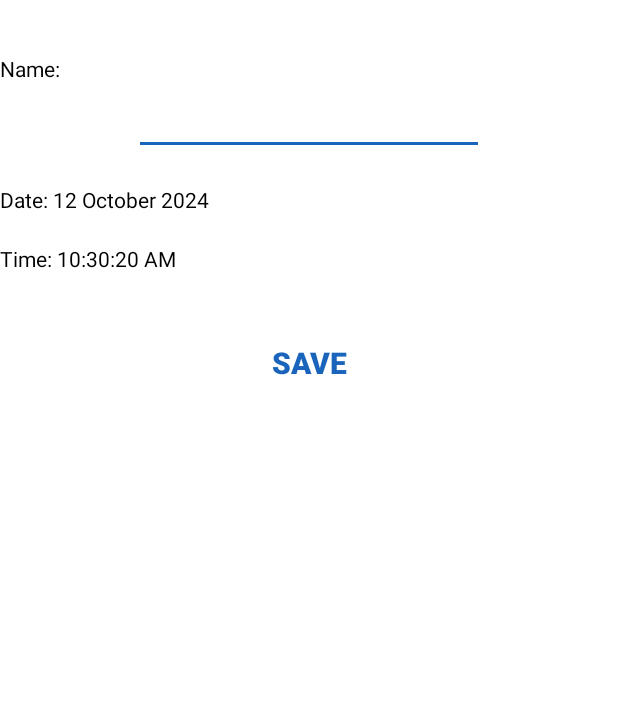
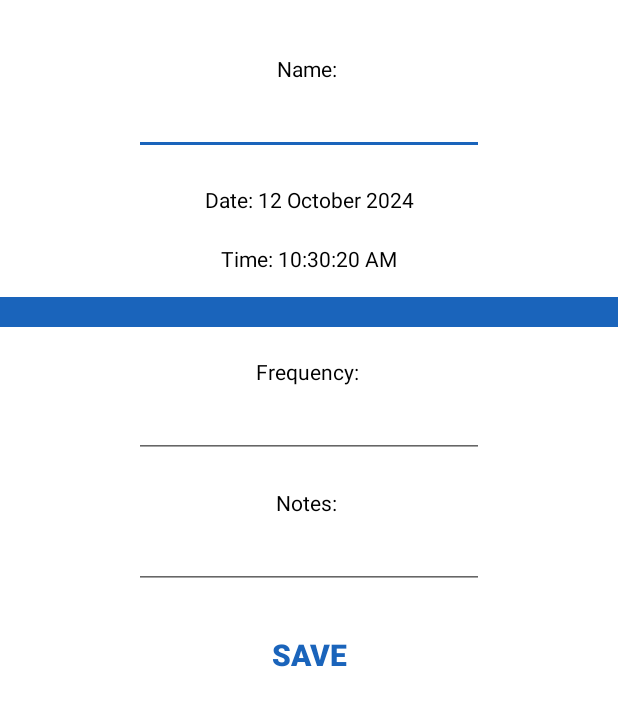
Before and after one commit to wangQuinn/MedicineApp, an Android app: the EventEditActivity screen opened directly, with no data from a screen before it, on a phone screen of 412 x 824 dp, the part 180-906 px from its top. Run offline under Robolectric (Android 15) with nearby library versions, the phone set to English and light mode, and no system bars.

```diff
--- a/app/src/main/java/com/example/booklibraryapp/CalendarActivity.java
+++ b/app/src/main/java/com/example/booklibraryapp/CalendarActivity.java
@@ -24,7 +24,7 @@ import java.util.ArrayList;
 CalendarActivity, to control everything to do with CalendarView.
 
  */
-public class CalendarActivity extends AppCompatActivity implements CalendarAdapter.OnItemListener {
+public class CalendarActivity extends AppCompatActivity implements OnItemListener {
 
     private TextView monthYearText;
     private RecyclerView calendarRecyclerView;
--- a/app/src/main/java/com/example/booklibraryapp/WeekViewActivity.java
+++ b/app/src/main/java/com/example/booklibraryapp/WeekViewActivity.java
@@ -22,7 +22,7 @@ import com.example.booklibraryapp.calendar.EventEditActivity;
 import java.time.LocalDate;
 import java.util.ArrayList;
 
-public class WeekViewActivity extends AppCompatActivity implements CalendarAdapter.OnItemListener{
+public class WeekViewActivity extends AppCompatActivity implements OnItemListener{
     private TextView monthYearText;
     private RecyclerView calendarRecyclerView;
     private ListView eventListView;
--- a/app/src/main/java/com/example/booklibraryapp/calendar/CalendarAdapter.java
+++ b/app/src/main/java/com/example/booklibraryapp/calendar/CalendarAdapter.java
@@ -8,6 +8,7 @@ import android.view.ViewGroup;
 import androidx.annotation.NonNull;
 import androidx.recyclerview.widget.RecyclerView;
 
+import com.example.booklibraryapp.OnItemListener;
 import com.example.booklibraryapp.R;
 
 import java.time.LocalDate;
@@ -57,9 +58,6 @@ public class CalendarAdapter extends RecyclerView.Adapter<CalendarViewHolder> {
         return days.size();
     }
 
-    public interface OnItemListener
-    {
-        void onItemClick(int position, LocalDate date);
-    }
+
 
 }
--- a/app/src/main/java/com/example/booklibraryapp/calendar/EventEditActivity.java
+++ b/app/src/main/java/com/example/booklibraryapp/calendar/EventEditActivity.java
@@ -69,23 +69,23 @@ public class EventEditActivity extends AppCompatActivity {
     private void showEventUI(String eventType) {
         eventTypeSpecificLayout.removeAllViews(); // Clear previous UI
 
+        int layoutResId = R.layout.layout_medicine_event;
+
         // Show specific UI based on selected event type
         if ("MedicineEvent".equals(eventType)) {
-            // Inflate and add the specific layout for Medicine Event
-            View medicineView = getLayoutInflater().inflate(R.layout.layout_medicine_event, null);
-            eventTypeSpecificLayout.addView(medicineView);
+            layoutResId = MedicineEvent.getEventLayout();
         } else if ("RefillEvent".equals(eventType)) {
-            // Inflate and add the specific layout for Refill Event
-            View refillView = getLayoutInflater().inflate(R.layout.layout_refill_event, null);
-            eventTypeSpecificLayout.addView(refillView);
+            layoutResId = RefillEvent.getEventLayout();
         } else if ("AppointmentEvent".equals(eventType)) {
-            // Inflate and add the specific layout for Appointment Event
-            View appointmentView = getLayoutInflater().inflate(R.layout.layout_appointment_event, null);
-            eventTypeSpecificLayout.addView(appointmentView);
+            layoutResId = AppointmentEvent.getEventLayout();
 
 
 
         }
+
+
+        View eventView = getLayoutInflater().inflate(layoutResId, null);
+        eventTypeSpecificLayout.addView(eventView);
     }
 
     public void saveEventAction(View view) {
@@ -94,13 +94,18 @@ public class EventEditActivity extends AppCompatActivity {
         // Depending on the selected event type, instantiate the appropriate event class
         Event newEvent;
         if ("MedicineEvent".equals(selectedEventType)) {
-            newEvent = new MedicineEvent(eventName, CalendarUtils.selectedDate, time);
+            String frequency = findViewById(R.id.frequencyEdit).toString();
+            String notes = findViewById(R.id.medicineNotesEdit).toString();
+            newEvent = new MedicineEvent(eventName, CalendarUtils.selectedDate, time, frequency, notes);
         } else if ("RefillEvent".equals(selectedEventType)) {
-            newEvent = new RefillEvent(eventName, CalendarUtils.selectedDate, time);
+            String location = findViewById(R.id.locationRefillEdit).toString();
+            String insurance = findViewById(R.id.insuranceEdit).toString();
+            newEvent = new RefillEvent(eventName, CalendarUtils.selectedDate, time, location, insurance);
         } else { // AppointmentEvent
             String location = findViewById(R.id.locationEdit).toString();
+            String doctor = findViewById(R.id.doctorEdit).toString();
 
-            newEvent = new AppointmentEvent(eventName, CalendarUtils.selectedDate, time, location);
+            newEvent = new AppointmentEvent(eventName, CalendarUtils.selectedDate, time, doctor, location);
         }
 
         Event.eventsList.add(newEvent);  //
--- a/app/src/main/java/com/example/booklibraryapp/calendar/events/MedicineEvent.java
+++ b/app/src/main/java/com/example/booklibraryapp/calendar/events/MedicineEvent.java
@@ -1,5 +1,6 @@
 package com.example.booklibraryapp.calendar.events;
 
+import com.example.booklibraryapp.R;
 import com.example.booklibraryapp.calendar.Event;
 
 import java.time.LocalDate;
@@ -8,13 +9,18 @@ import java.time.LocalTime;
 public class MedicineEvent extends Event {
 
 
+    private String frequency;
+    private String notes;
 
-
-    public MedicineEvent(String name, LocalDate date, LocalTime time) {
+    public MedicineEvent(String name, LocalDate date, LocalTime time, String frequency, String notes) {
         super(name, date, time);
+        this.frequency = frequency;
+        this.notes = notes;
     }
 
-
+    public static int getEventLayout() {
+        return R.layout.layout_medicine_event;
+    }
 
     @Override
     public String getEventType() {
--- a/app/src/main/res/layout/activity_event_edit.xml
+++ b/app/src/main/res/layout/activity_event_edit.xml
@@ -20,7 +20,7 @@
         app:layout_constraintTop_toBottomOf="@id/eventNameET"/>
 
     <TextView
-        android:layout_width="wrap_content"
+        android:layout_width="match_parent"
         android:layout_height="wrap_content"
         android:gravity="center"
         android:text="Name: "
@@ -42,7 +42,7 @@
 
     <TextView
         android:id="@+id/eventDateTV"
-        android:layout_width="wrap_content"
+        android:layout_width="match_parent"
         android:layout_height="wrap_content"
         android:layout_marginTop="20dp"
         android:gravity="center"
@@ -52,7 +52,7 @@
 
     <TextView
         android:id="@+id/eventTimeTV"
-        android:layout_width="wrap_content"
+        android:layout_width="match_parent"
         android:layout_height="wrap_content"
         android:gravity="center"
         android:text="Time: "
--- a/app/src/main/res/layout/layout_medicine_event.xml
+++ b/app/src/main/res/layout/layout_medicine_event.xml
@@ -1,6 +1,71 @@
 <?xml version="1.0" encoding="utf-8"?>
 <androidx.constraintlayout.widget.ConstraintLayout xmlns:android="http://schemas.android.com/apk/res/android"
     android:layout_width="match_parent"
-    android:layout_height="match_parent">
+    android:layout_height="match_parent"
+    xmlns:app="http://schemas.android.com/apk/res-auto"
+    >
+
+    <LinearLayout
+        android:layout_width="match_parent"
+        android:layout_height="wrap_content"
+        android:orientation="vertical"
+        app:layout_constraintTop_toTopOf="parent"
+
+        >
+
+        <View
+            android:layout_width="match_parent"
+            android:layout_height="20dp"
+            android:background="@color/darkBlue"
+
+            />
+
+        <TextView
+            android:layout_width="match_parent"
+            android:layout_height="wrap_content"
+            android:gravity="center"
+            android:text="Frequency: "
+            android:layout_marginTop="20dp"
+            android:textAlignment="center"
+            android:textColor="@color/black"
+            />
+
+        <EditText
+            android:id="@+id/frequencyEdit"
+            android:layout_width="wrap_content"
+            android:layout_height="wrap_content"
+            android:layout_gravity="center"
+            android:textSize="20sp"
+
+            android:ems="10"
+
+            android:inputType="text"/>
+
+        <TextView
+            android:layout_width="match_parent"
+            android:layout_height="wrap_content"
+            android:gravity="center"
+            android:text="Notes: "
+            android:layout_marginTop="20dp"
+            android:textAlignment="center"
+            android:textColor="@color/black"
+            />
+
+        <EditText
+            android:id="@+id/medicineNotesEdit"
+            android:layout_width="wrap_content"
+            android:layout_height="wrap_content"
+            android:layout_gravity="center"
+            android:textSize="20sp"
+
+            android:ems="10"
+
+            android:inputType="text"/>
+
+
+    </LinearLayout>
+
+
+
 
 </androidx.constraintlayout.widget.ConstraintLayout>
--- a/app/src/main/res/values/themes.xml
+++ b/app/src/main/res/values/themes.xml
@@ -4,7 +4,8 @@
         <!-- Customize your light theme here. -->
         <item name="colorAccent">@color/darkBlue</item>
         <item name = "colorPrimary"> @color/darkBlue </item>
-        <item name="android:windowBackground">@color/darkBlue</item>
+        <item name="android:windowBackground">@color/white</item>
+
     </style>
 
     <style name="ButtonStyle" parent="Theme.Material3.DayNight">
```
Also changed, not shown: app/src/main/java/com/example/booklibraryapp/OnItemListener.java (added, +7 -0 lines), app/src/main/java/com/example/booklibraryapp/calendar/CalendarViewHolder.java (+9 -3 lines), app/src/main/java/com/example/booklibraryapp/calendar/Event.java (+25 -15 lines), app/src/main/java/com/example/booklibraryapp/calendar/events/AppointmentEvent.java (+10 -2 lines), app/src/main/java/com/example/booklibraryapp/calendar/events/RefillEvent.java (+9 -1 lines), app/src/main/res/layout/layout_appointment_event.xml (+25 -2 lines), app/src/main/res/layout/layout_refill_event.xml (+65 -1 lines).
